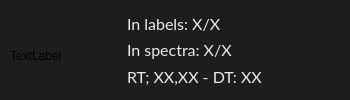
Qt form app/ConsensusPeakTile.ui (M-A-R-S1/gc-ims-neural-network) before a commit.
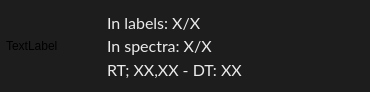
The same form after that commit.

Commit message: Finished Consensus Peak page | Fixed some bugs.

Diff of the .ui file:
```diff
--- a/app/ConsensusPeakTile.ui
+++ b/app/ConsensusPeakTile.ui
@@ -6,20 +6,20 @@
    <rect>
     <x>0</x>
     <y>0</y>
-    <width>350</width>
-    <height>100</height>
+    <width>370</width>
+    <height>92</height>
    </rect>
   </property>
   <property name="minimumSize">
    <size>
-    <width>350</width>
-    <height>100</height>
+    <width>370</width>
+    <height>92</height>
    </size>
   </property>
   <property name="maximumSize">
    <size>
-    <width>350</width>
-    <height>100</height>
+    <width>370</width>
+    <height>92</height>
    </size>
   </property>
   <property name="cursor">
@@ -29,10 +29,16 @@
    <string>Form</string>
   </property>
   <property name="styleSheet">
-   <string notr="true">QWidget {
+   <string notr="true">#ConsensusPeakTile  {
 	background-color: #1d1d1d;
 	border: 1px solid #1d1d1d;
-	border-radius: 0px;
+	border-radius: 5px;
+}
+
+#ConsensusPeakTile:hover {
+	background-color: #555555;
+	border: 1px solid #323232;
+	border-radius: 5px;
 }
 </string>
   </property>
@@ -56,14 +62,14 @@
     <widget class="QLabel" name="peak_window">
      <property name="minimumSize">
       <size>
-       <width>100</width>
-       <height>100</height>
+       <width>80</width>
+       <height>80</height>
       </size>
      </property>
      <property name="maximumSize">
       <size>
-       <width>100</width>
-       <height>100</height>
+       <width>80</width>
+       <height>80</height>
       </size>
      </property>
      <property name="text">
@@ -73,10 +79,16 @@
    </item>
    <item>
     <widget class="QWidget" name="text_container" native="true">
+     <property name="minimumSize">
+      <size>
+       <width>0</width>
+       <height>80</height>
+      </size>
+     </property>
      <property name="maximumSize">
       <size>
        <width>16777215</width>
-       <height>100</height>
+       <height>80</height>
       </size>
      </property>
      <layout class="QVBoxLayout" name="verticalLayout_2">
```
The commit also changes 5 other files.
